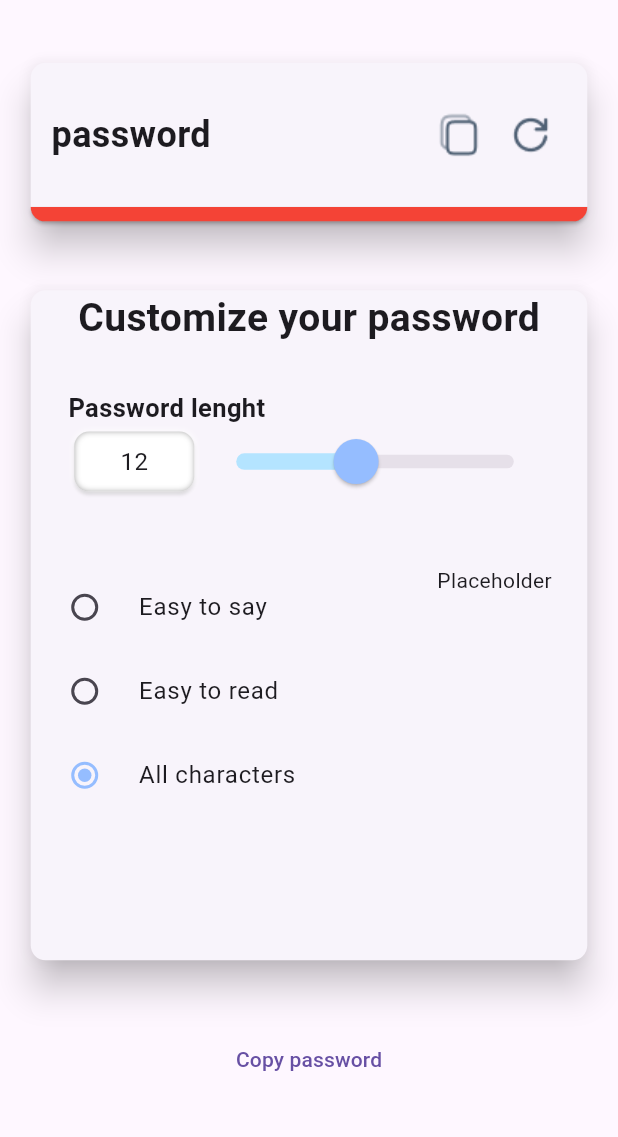
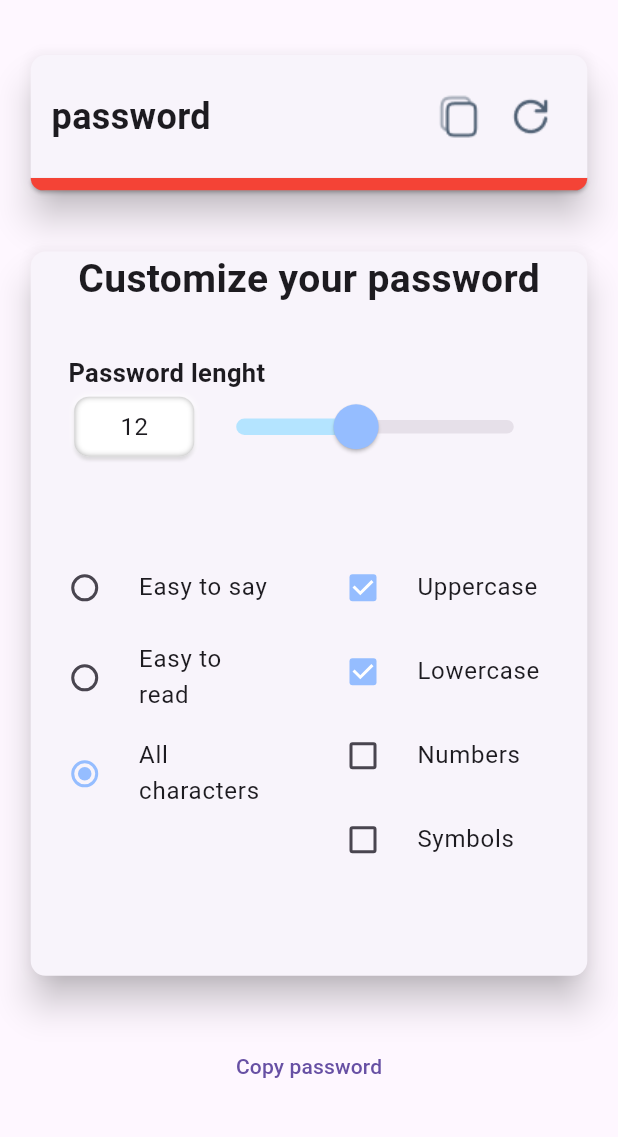
Before and after one commit to tortamque/Passlum, a Flutter app: the screen it shows after launch, on a phone screen of 412 x 824 dp, the part 84-1221 px from its top. Run offline on Flutter 3.47's test engine with Material 2 defaults, Android fonts, the light colour scheme and no system bars.

Commit message:
add checkboxes templates

```diff
--- a/lib/main.dart
+++ b/lib/main.dart
@@ -36,6 +36,10 @@ class _HomePageState extends State<HomePage> {
   String _password = "password";
   int _passwordLenght = 12;
   PasswordType type = PasswordType.allCharacters;
+  bool isUppercase = true;
+  bool isLowercase = true;
+  bool isNumeric = false;
+  bool isSymbolic = false;
 
   @override
   Widget build(BuildContext context) {
@@ -63,7 +67,7 @@ class _HomePageState extends State<HomePage> {
             const Filler(flex: 1),
 
             Expanded(
-              flex: 12,
+              flex: 15,
               child: Card(
                 elevation: 10,
                 surfaceTintColor: Colors.white,
@@ -165,7 +169,7 @@ class _HomePageState extends State<HomePage> {
 
                         children: [
                           Expanded(
-                            flex: 2,
+                            flex: 1,
                             child: Column(
                               children: [
                                 RadioListTile(
@@ -203,7 +207,54 @@ class _HomePageState extends State<HomePage> {
                             flex: 1,
                             child: Column(
                               children: [
-                                Text("Placeholder")
+                                CheckboxListTile(
+                                  title: const Text("Uppercase"),
+                                  controlAffinity: ListTileControlAffinity.leading,
+                                  value: isUppercase,
+                                  activeColor: CustomColors.darkBlue,
+                                  checkColor: Colors.white,
+                                  onChanged: (bool? newValue){
+                                    setState(() {
+                                      isUppercase = newValue!;
+                                    });
+                                  }
+                                ),
+                                CheckboxListTile(
+                                  title: const Text("Lowercase"),
+                                  controlAffinity: ListTileControlAffinity.leading,
+                                  value: isLowercase,
+                                  activeColor: CustomColors.darkBlue,
+                                  checkColor: Colors.white,
+                                  onChanged: (bool? newValue){
+                                    setState(() {
+                                      isLowercase = newValue!;
+                                    });
+                                  }
+                                ),
+                                CheckboxListTile(
+                                  title: const Text("Numbers"),
+                                  controlAffinity: ListTileControlAffinity.leading,
+                                  value: isNumeric,
+                                  activeColor: CustomColors.darkBlue,
+                                  checkColor: Colors.white,
+                                  onChanged: (bool? newValue){
+                                    setState(() {
+                                      isNumeric = newValue!;
+                                    });
+                                  }
+                                ),
+                                CheckboxListTile(
+                                  title: const Text("Symbols"),
+                                  controlAffinity: ListTileControlAffinity.leading,
+                                  value: isSymbolic,
+                                  activeColor: CustomColors.darkBlue,
+                                  checkColor: Colors.white,
+                                  onChanged: (bool? newValue){
+                                    setState(() {
+                                      isSymbolic = newValue!;
+                                    });
+                                  }
+                                ),
                               ],
                             ),
                           )
@@ -219,7 +270,7 @@ class _HomePageState extends State<HomePage> {
 
             TextButton(
               onPressed: (){},
-              child: Text("Copy password"),
+              child: const Text("Copy password"),
             ),
 
             const Filler(flex: 1),
```
